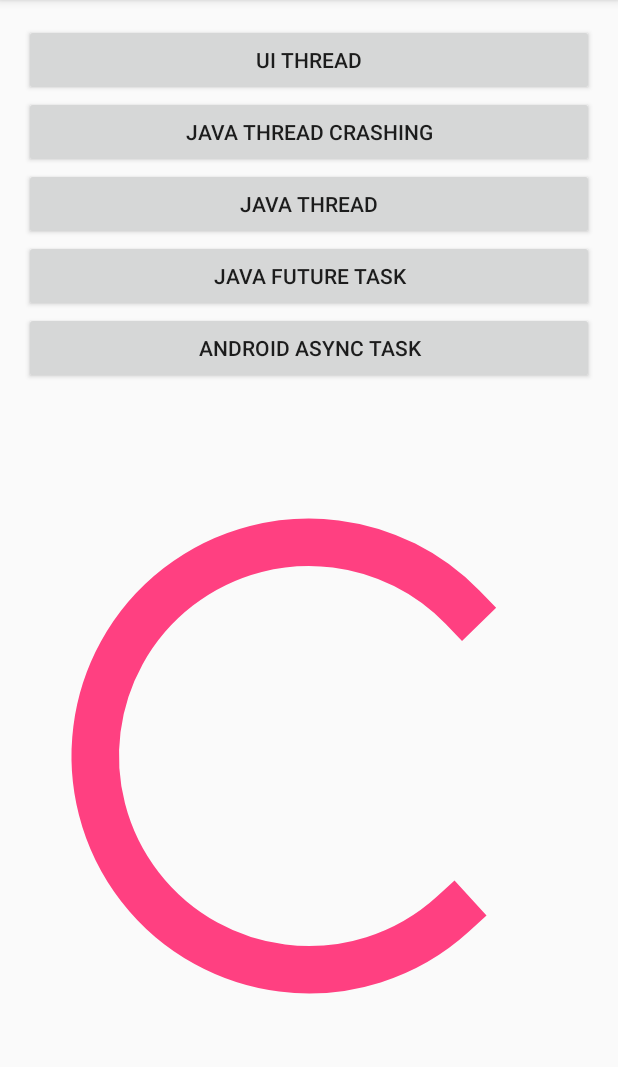
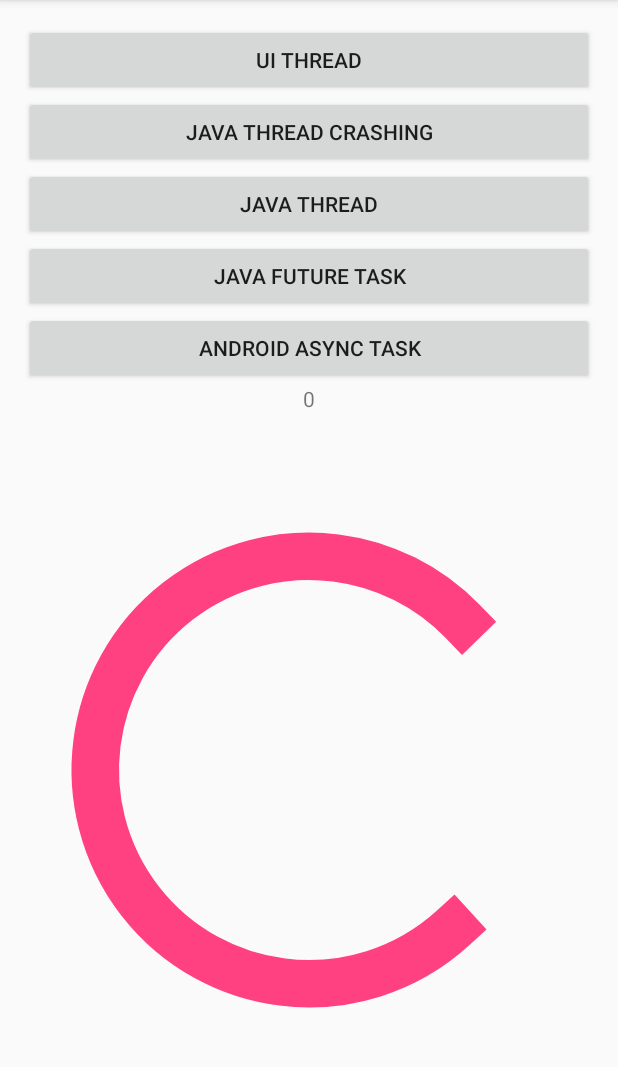
Before and after one commit to flotothemoon/AndroidThreadsDemo, an Android app: the screen it shows after launch (MainActivity), on a phone screen of 412 x 824 dp, the part 84-1151 px from its top. Run offline under Robolectric (Android 15) with nearby library versions, the phone set to English and light mode, and no system bars.

```diff
--- a/app/src/main/java/at/wels/htl/a5ahit/androidthreadsdemo/MainActivity.java
+++ b/app/src/main/java/at/wels/htl/a5ahit/androidthreadsdemo/MainActivity.java
@@ -1,8 +1,17 @@
 package at.wels.htl.a5ahit.androidthreadsdemo;
 
+import android.app.ActivityManager;
+import android.app.IntentService;
+import android.content.BroadcastReceiver;
+import android.content.Context;
+import android.content.Intent;
+import android.content.IntentFilter;
 import android.support.v7.app.AppCompatActivity;
 import android.os.Bundle;
 import android.view.View;
+import android.widget.TextView;
+
+import org.w3c.dom.Text;
 
 import java.util.concurrent.Callable;
 import java.util.concurrent.Executor;
@@ -10,6 +19,7 @@ import java.util.concurrent.ExecutorService;
 import java.util.concurrent.Executors;
 import java.util.concurrent.FutureTask;
 
+import at.wels.htl.a5ahit.androidthreadsdemo.intentservices.BackgroundService;
 import at.wels.htl.a5ahit.androidthreadsdemo.threading.CorrectPrimeThread;
 import at.wels.htl.a5ahit.androidthreadsdemo.threading.PrimeAsyncTask;
 import at.wels.htl.a5ahit.androidthreadsdemo.threading.PrimeFutureTask;
@@ -22,13 +32,24 @@ public class MainActivity extends AppCompatActivity {
 
     private ExecutorService fredPool = Executors.newCachedThreadPool();
 
+    private TextView backgroundTicks;
+
     @Override
     protected void onCreate(Bundle savedInstanceState) {
         super.onCreate(savedInstanceState);
         setContentView(R.layout.activity_main);
+        backgroundTicks = (TextView)findViewById(R.id.background);
+    }
 
-//
-//        new PrimeThread(MIN_PRIME).start();
+    @Override
+    protected void onStart() {
+        super.onStart();
+
+        // start background operator on start
+        if (!isServiceRunning(BackgroundService.class)) {
+            Intent service = new Intent(this, BackgroundService.class);
+            this.startService(service);
+        }
     }
 
     public void uiThread(View view) {
@@ -50,4 +71,14 @@ public class MainActivity extends AppCompatActivity {
     public void asyncTask(View view) {
         new PrimeAsyncTask(getApplicationContext()).execute(MIN_PRIME);
     }
+
+    private boolean isServiceRunning(Class<?> serviceClass) {
+        ActivityManager manager = (ActivityManager) getSystemService(Context.ACTIVITY_SERVICE);
+        for (ActivityManager.RunningServiceInfo service : manager.getRunningServices(Integer.MAX_VALUE)) {
+            if (serviceClass.getName().equals(service.service.getClassName())) {
+                return true;
+            }
+        }
+        return false;
+    }
 }
--- a/app/src/main/res/layout/activity_main.xml
+++ b/app/src/main/res/layout/activity_main.xml
@@ -42,6 +42,13 @@
         android:text="@string/asynctask"
         android:onClick="asyncTask"/>
 
+    <TextView
+        android:id="@+id/background"
+        android:layout_width="match_parent"
+        android:layout_height="wrap_content"
+        android:text="0"
+        android:textAlignment="center"/>
+
     <ProgressBar
         android:layout_width="match_parent"
         android:layout_height="match_parent"
```
Also changed, not shown: app/src/main/AndroidManifest.xml (+9 -0 lines), app/src/main/java/at/wels/htl/a5ahit/androidthreadsdemo/intentservices/BackgroundService.java (added, +51 -0 lines), app/src/main/java/at/wels/htl/a5ahit/androidthreadsdemo/threading/PrimeFutureTask.java (+8 -7 lines), app/src/main/java/at/wels/htl/a5ahit/androidthreadsdemo/threading/PrimeAsyncTask.java (line endings or trailing spaces).
